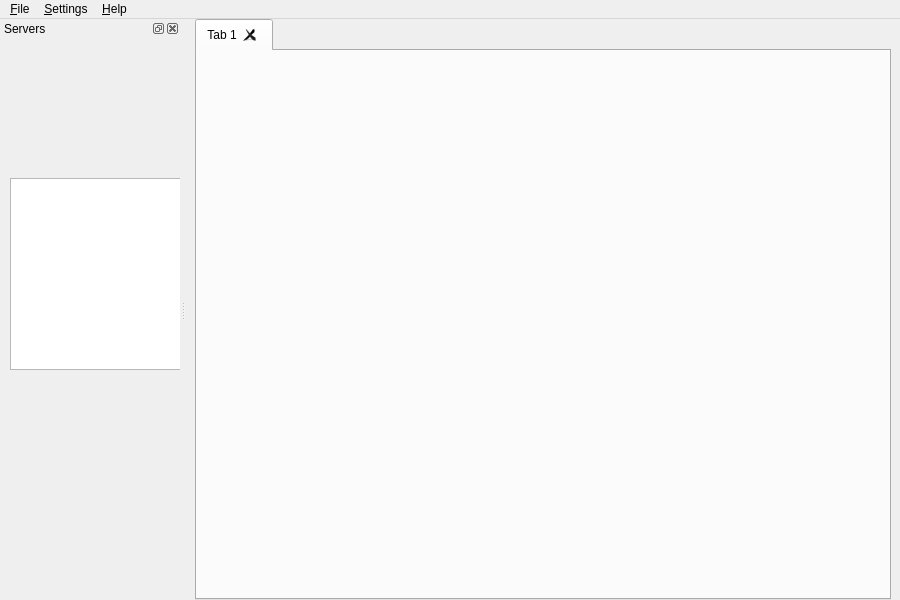
Before: the Qt Designer form sqlantaresia/SQLAntaresiaWindow.ui in mtorromeo/sqlantaresia, drawn with Qt 5.
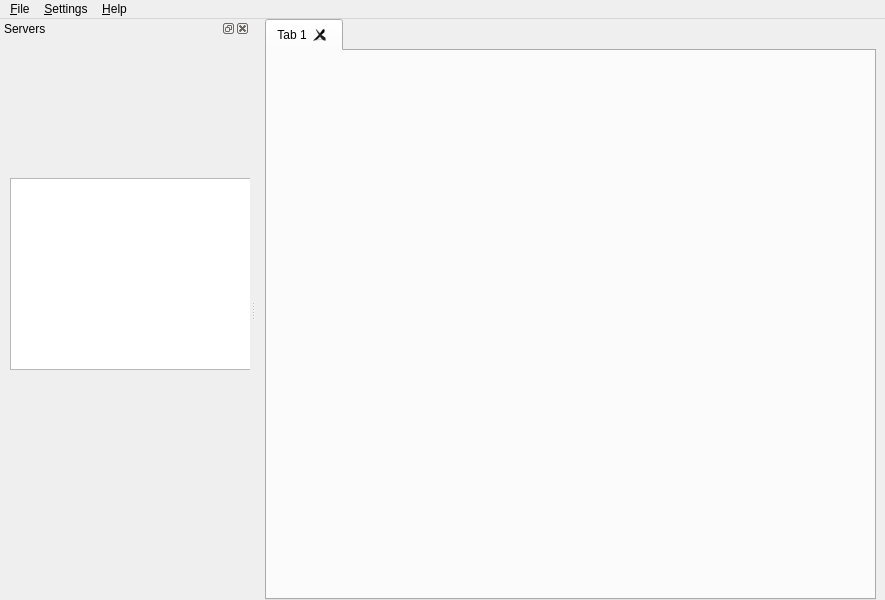
After: the same form once the commit is applied. Icons and pictures are not drawn.

Commit message: Fixed issue when table size could not be retrieved (E.g. views)

```diff
--- a/sqlantaresia/SQLAntaresiaWindow.ui
+++ b/sqlantaresia/SQLAntaresiaWindow.ui
@@ -7,7 +7,7 @@
    <rect>
     <x>0</x>
     <y>0</y>
-    <width>900</width>
+    <width>885</width>
     <height>600</height>
    </rect>
   </property>
@@ -57,7 +57,7 @@
     <rect>
      <x>0</x>
      <y>0</y>
-     <width>900</width>
+     <width>885</width>
      <height>18</height>
     </rect>
    </property>
@@ -90,7 +90,7 @@
   <widget class="QDockWidget" name="dockWidget">
    <property name="minimumSize">
     <size>
-     <width>180</width>
+     <width>250</width>
      <height>180</height>
     </size>
    </property>
```
The commit also changes 1 other file.
